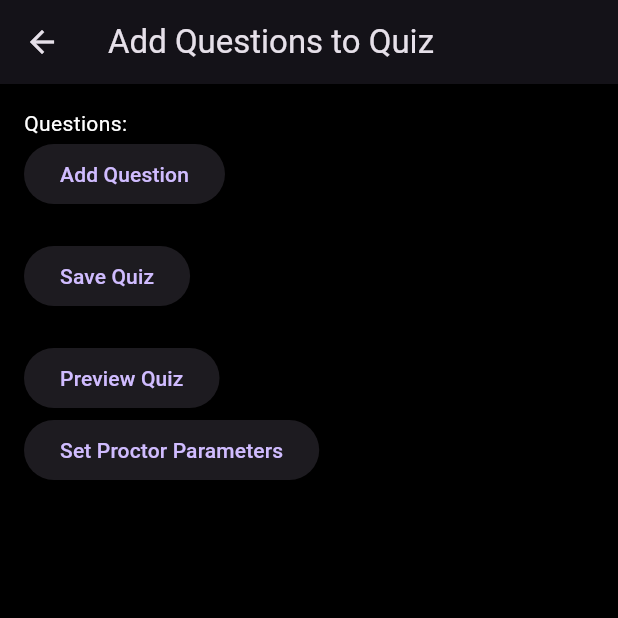
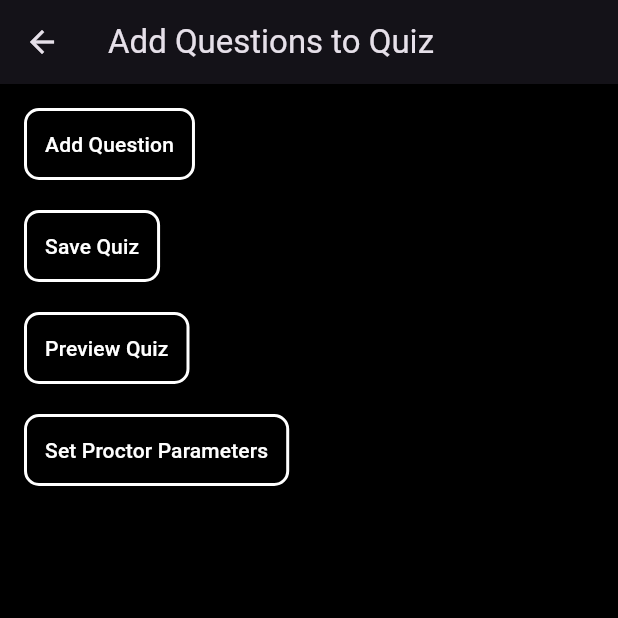
Before and after one commit to nayan1306/bigaze-controller, a Flutter app: the CreateQuizPage screen opened directly with empty values, on a phone screen of 412 x 824 dp, the top half of it. Run offline on Flutter 3.47's test engine with Material 3 defaults, Android fonts, the phone set to English and light mode, and no system bars; our stand-ins replace cloud_firestore, firebase_auth, firebase_core, firebase_messaging, google_sign_in, multi_select_flutter; missing offline and left inert: firebase_ui_auth; accounts and stored records are empty.

Commit message:
redesign the quiz create page

```diff
--- a/lib/quizcreatepage.dart
+++ b/lib/quizcreatepage.dart
@@ -115,7 +115,6 @@ class _CreateQuizPageState extends State<CreateQuizPage> {
           child: Column(
             crossAxisAlignment: CrossAxisAlignment.start,
             children: [
-              const Text('Questions:'),
               ...List.generate(questions.length, (index) {
                 return Column(
                   crossAxisAlignment: CrossAxisAlignment.start,
@@ -209,14 +208,43 @@ class _CreateQuizPageState extends State<CreateQuizPage> {
                   ],
                 );
               }),
+              // buttons -------------------------------------------------------
               ElevatedButton(
                 onPressed: addQuestion,
-                child: const Text('Add Question'),
+                style: ElevatedButton.styleFrom(
+                  shape: RoundedRectangleBorder(
+                    borderRadius: BorderRadius.circular(10), // Rounded corners
+                  ),
+                  backgroundColor: Colors.transparent,
+                  side: const BorderSide(
+                      color: Colors.white,
+                      width: 2), // White border around the button
+                  padding: const EdgeInsets.all(
+                      14.0), // Makes the background transparent
+                ),
+                child: const Text(
+                  'Add Question',
+                  style: TextStyle(color: Colors.white), // White text color
+                ),
               ),
               const SizedBox(height: 20),
               ElevatedButton(
                 onPressed: saveQuiz,
-                child: const Text('Save Quiz'),
+                style: ElevatedButton.styleFrom(
+                  shape: RoundedRectangleBorder(
+                    borderRadius: BorderRadius.circular(10), // Rounded corners
+                  ),
+                  backgroundColor: Colors.transparent,
+                  side: const BorderSide(
+                      color: Colors.white,
+                      width: 2), // White border around the button
+                  padding: const EdgeInsets.all(
+                      14.0), // Makes the background transparent
+                ),
+                child: const Text(
+                  'Save Quiz',
+                  style: TextStyle(color: Colors.white), // White text color
+                ),
               ),
               const SizedBox(height: 20),
               ElevatedButton(
@@ -232,7 +260,24 @@ class _CreateQuizPageState extends State<CreateQuizPage> {
                     ),
                   );
                 },
-                child: const Text('Preview Quiz'),
+                style: ElevatedButton.styleFrom(
+                  shape: RoundedRectangleBorder(
+                    borderRadius: BorderRadius.circular(10), // Rounded corners
+                  ),
+                  backgroundColor: Colors.transparent,
+                  side: const BorderSide(
+                      color: Colors.white,
+                      width: 2), // White border around the button
+                  padding: const EdgeInsets.all(
+                      14.0), // Makes the background transparent
+                ),
+                child: const Text(
+                  'Preview Quiz',
+                  style: TextStyle(color: Colors.white), // White text color
+                ),
+              ),
+              const SizedBox(
+                height: 20,
               ),
               ElevatedButton(
                 onPressed: () {
@@ -246,7 +291,21 @@ class _CreateQuizPageState extends State<CreateQuizPage> {
                     ),
                   );
                 },
-                child: const Text('Set Proctor Parameters'),
+                style: ElevatedButton.styleFrom(
+                  shape: RoundedRectangleBorder(
+                    borderRadius: BorderRadius.circular(10), // Rounded corners
+                  ),
+                  backgroundColor: Colors.transparent,
+                  side: const BorderSide(
+                      color: Colors.white,
+                      width: 2), // White border around the button
+                  padding: const EdgeInsets.all(
+                      14.0), // Makes the background transparent
+                ),
+                child: const Text(
+                  'Set Proctor Parameters',
+                  style: TextStyle(color: Colors.white), // White text color
+                ),
               )
             ],
           ),
```
